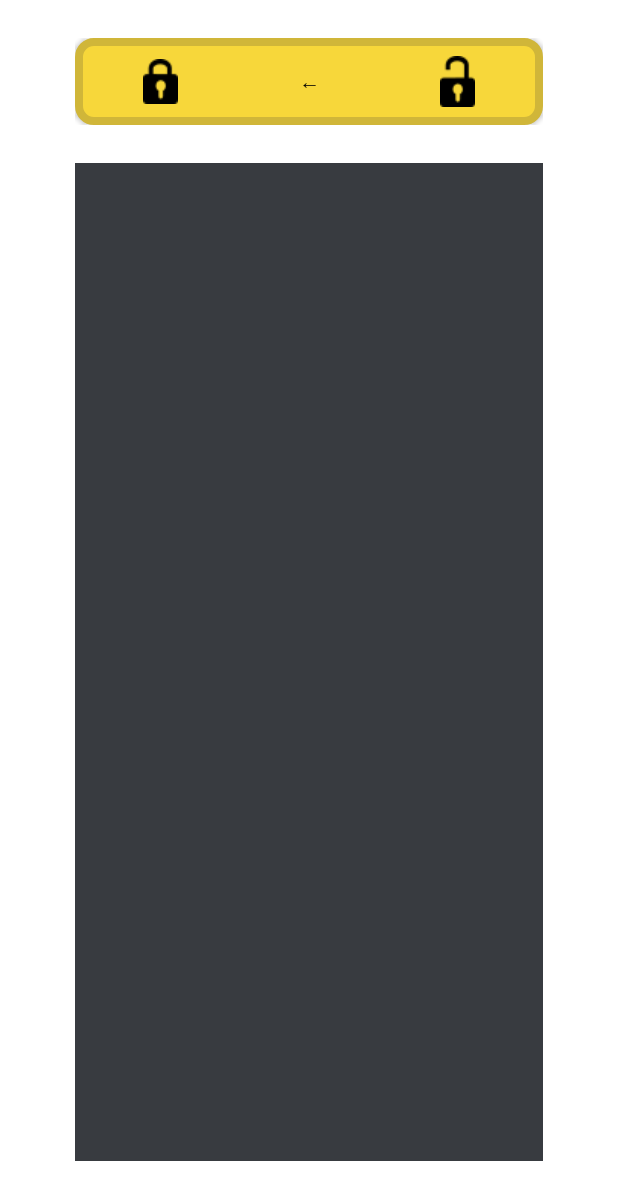
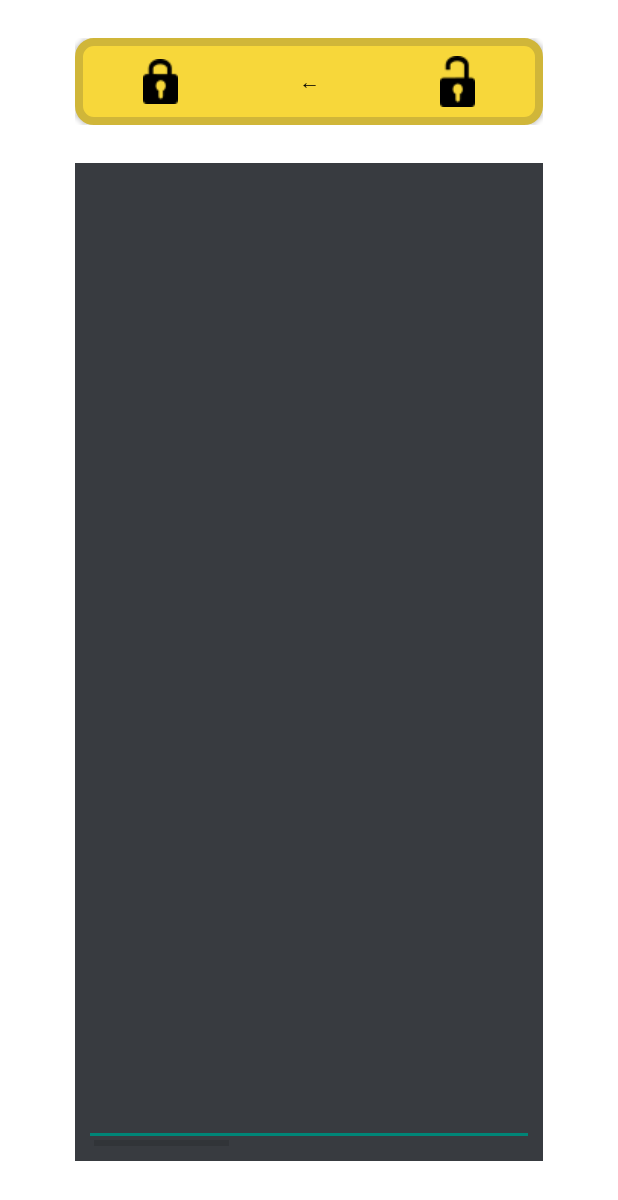
Before and after one commit to 8suzuran8/tool-secret, an Android app: the layout fragment_main_textarea_decrypt.xml on its own in the app's theme, with its tools: preview values and no code run, on a phone screen of 412 x 824 dp. Shown: the top 1200 px of the screen. Run offline under Robolectric (Android 15) with nearby library versions, the phone set to English and light mode, and no system bars.

Commit message:
Changed to monospaced font. Supports horizontal scrolling.

```diff
--- a/app/src/main/res/layout/fragment_main_textarea_decrypt.xml
+++ b/app/src/main/res/layout/fragment_main_textarea_decrypt.xml
@@ -1,7 +1,7 @@
 <?xml version="1.0" encoding="utf-8"?>
 <LinearLayout xmlns:android="http://schemas.android.com/apk/res/android"
     xmlns:tools="http://schemas.android.com/tools"
-    android:id="@+id/main_textarea_plane"
+    android:id="@+id/main_textarea_decrypt"
     android:layout_width="match_parent"
     android:layout_height="match_parent"
     android:gravity="center"
@@ -60,17 +60,21 @@
 
     </FrameLayout>
 
-    <EditText
-        android:id="@+id/editTextTextMultiLineDecrypt"
+    <HorizontalScrollView
         android:layout_width="match_parent"
         android:layout_height="match_parent"
-        android:layout_gravity="center"
         android:layout_weight="1"
-        android:padding="10dp"
         android:background="@color/edit_text"
-        android:gravity="top"
-        android:inputType="textMultiLine"
-        android:textColor="@color/white"
-        android:typeface="monospace"
-        tools:ignore="Autofill,LabelFor,SpeakableTextPresentCheck,VisualLintTextFieldSize" />
+        android:padding="10dp">
+        <EditText
+            android:id="@+id/editTextTextMultiLineDecrypt"
+            android:layout_width="wrap_content"
+            android:minWidth="1000dp"
+            android:layout_height="match_parent"
+            android:gravity="top"
+            android:inputType="textMultiLine"
+            android:textColor="@color/white"
+            android:typeface="monospace"
+            tools:ignore="Autofill,LabelFor,SpeakableTextPresentCheck,VisualLintTextFieldSize" />
+    </HorizontalScrollView>
 </LinearLayout>
```
Also changed, not shown: app/src/main/res/layout/fragment_main.xml (+8 -4 lines).
